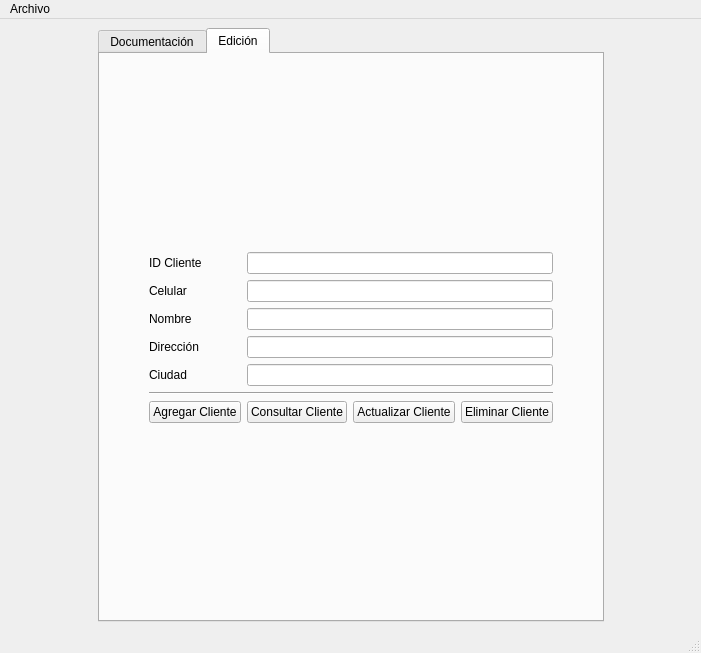
The window that src/mainwindow.ui (BrayanCastro25/evidence-formats) describes before a commit, drawn with Qt 5.
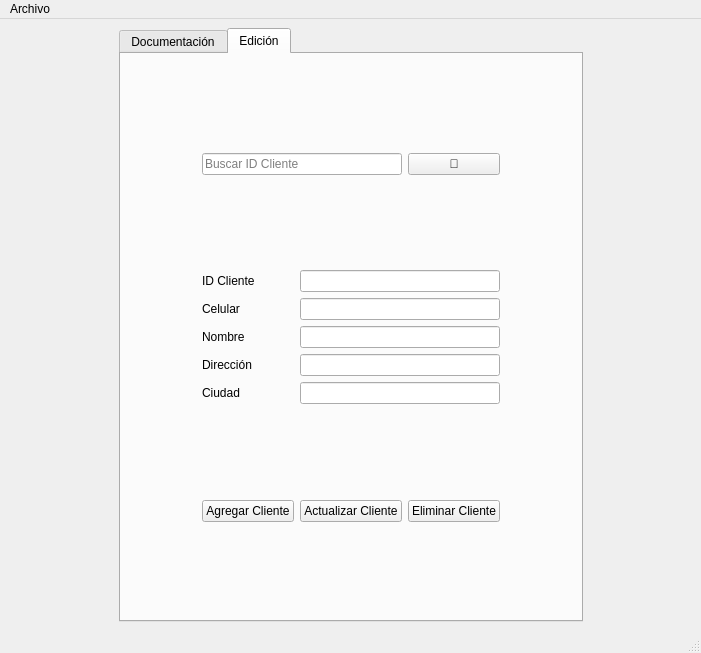
The same window after the commit. The open tabs and pages were chosen to show the change.

Commit message: busqueda de ID cliente, hay error al insertar un registro

Patch:
```diff
--- a/src/mainwindow.ui
+++ b/src/mainwindow.ui
@@ -286,140 +286,169 @@
         <string>Edición</string>
        </attribute>
        <layout class="QGridLayout" name="gridLayout_3">
-        <item row="2" column="2" colspan="3">
-         <widget class="QLineEdit" name="text_edit_phone"/>
+        <item row="6" column="1">
+         <widget class="QLabel" name="label_edit_address">
+          <property name="text">
+           <string>Dirección</string>
+          </property>
+         </widget>
         </item>
-        <item row="5" column="1">
+        <item row="10" column="2">
+         <spacer name="verticalSpacer_4">
+          <property name="orientation">
+           <enum>Qt::Vertical</enum>
+          </property>
+          <property name="sizeHint" stdset="0">
+           <size>
+            <width>20</width>
+            <height>40</height>
+           </size>
+          </property>
+         </spacer>
+        </item>
+        <item row="7" column="1">
          <widget class="QLabel" name="label_edit_city">
           <property name="text">
            <string>Ciudad</string>
           </property>
          </widget>
         </item>
-        <item row="7" column="1">
+        <item row="9" column="1">
          <widget class="QPushButton" name="button_create">
           <property name="text">
            <string>Agregar Cliente</string>
           </property>
          </widget>
         </item>
-        <item row="1" column="5">
-         <spacer name="horizontalSpacer_4">
-          <property name="orientation">
-           <enum>Qt::Horizontal</enum>
-          </property>
-          <property name="sizeHint" stdset="0">
-           <size>
-            <width>40</width>
-            <height>20</height>
-           </size>
-          </property>
-         </spacer>
-        </item>
-        <item row="0" column="2">
-         <spacer name="verticalSpacer_3">
-          <property name="orientation">
-           <enum>Qt::Vertical</enum>
-          </property>
-          <property name="sizeHint" stdset="0">
-           <size>
-            <width>20</width>
-            <height>40</height>
-           </size>
-          </property>
-         </spacer>
-        </item>
-        <item row="7" column="2">
-         <widget class="QPushButton" name="button_read">
-          <property name="text">
-           <string>Consultar Cliente</string>
-          </property>
-         </widget>
-        </item>
-        <item row="8" column="2">
-         <spacer name="verticalSpacer_4">
-          <property name="orientation">
-           <enum>Qt::Vertical</enum>
-          </property>
-          <property name="sizeHint" stdset="0">
-           <size>
-            <width>20</width>
-            <height>40</height>
-           </size>
-          </property>
-         </spacer>
-        </item>
-        <item row="4" column="2" colspan="3">
-         <widget class="QLineEdit" name="text_edit_address"/>
-        </item>
-        <item row="3" column="2" colspan="3">
-         <widget class="QLineEdit" name="text_edit_name"/>
-        </item>
-        <item row="2" column="1">
+        <item row="4" column="1">
          <widget class="QLabel" name="label_edit_phone">
           <property name="text">
            <string>Celular</string>
           </property>
          </widget>
         </item>
-        <item row="3" column="1">
+        <item row="3" column="0">
+         <spacer name="horizontalSpacer_3">
+          <property name="orientation">
+           <enum>Qt::Horizontal</enum>
+          </property>
+          <property name="sizeHint" stdset="0">
+           <size>
+            <width>40</width>
+            <height>20</height>
+           </size>
+          </property>
+         </spacer>
+        </item>
+        <item row="5" column="1">
          <widget class="QLabel" name="label_edit_name">
           <property name="text">
            <string>Nombre</string>
           </property>
          </widget>
         </item>
-        <item row="7" column="3">
+        <item row="3" column="1">
+         <widget class="QLabel" name="label_edit_client">
+          <property name="text">
+           <string>ID Cliente</string>
+          </property>
+         </widget>
+        </item>
+        <item row="0" column="2">
+         <spacer name="verticalSpacer_3">
+          <property name="orientation">
+           <enum>Qt::Vertical</enum>
+          </property>
+          <property name="sizeHint" stdset="0">
+           <size>
+            <width>20</width>
+            <height>40</height>
+           </size>
+          </property>
+         </spacer>
+        </item>
+        <item row="3" column="5">
+         <spacer name="horizontalSpacer_4">
+          <property name="orientation">
+           <enum>Qt::Horizontal</enum>
+          </property>
+          <property name="sizeHint" stdset="0">
+           <size>
+            <width>40</width>
+            <height>20</height>
+           </size>
+          </property>
+         </spacer>
+        </item>
+        <item row="8" column="2">
+         <spacer name="verticalSpacer_14">
+          <property name="orientation">
+           <enum>Qt::Vertical</enum>
+          </property>
+          <property name="sizeHint" stdset="0">
+           <size>
+            <width>20</width>
+            <height>40</height>
+           </size>
+          </property>
+         </spacer>
+        </item>
+        <item row="2" column="2">
+         <spacer name="verticalSpacer_13">
+          <property name="orientation">
+           <enum>Qt::Vertical</enum>
+          </property>
+          <property name="sizeHint" stdset="0">
+           <size>
+            <width>20</width>
+            <height>40</height>
+           </size>
+          </property>
+         </spacer>
+        </item>
+        <item row="9" column="2">
          <widget class="QPushButton" name="button_update">
           <property name="text">
            <string>Actualizar Cliente</string>
           </property>
          </widget>
         </item>
-        <item row="4" column="1">
-         <widget class="QLabel" name="label_edit_address">
-          <property name="text">
-           <string>Dirección</string>
-          </property>
-         </widget>
-        </item>
-        <item row="7" column="4">
+        <item row="9" column="3">
          <widget class="QPushButton" name="button_delete">
           <property name="text">
            <string>Eliminar Cliente</string>
           </property>
          </widget>
         </item>
-        <item row="1" column="1">
-         <widget class="QLabel" name="label_edit_client">
-          <property name="text">
-           <string>ID Cliente</string>
-          </property>
-         </widget>
+        <item row="5" column="2" colspan="2">
+         <widget class="QLineEdit" name="text_edit_name"/>
         </item>
-        <item row="5" column="2" colspan="3">
-         <widget class="QLineEdit" name="text_edit_city"/>
+        <item row="4" column="2" colspan="2">
+         <widget class="QLineEdit" name="text_edit_phone"/>
         </item>
-        <item row="1" column="0">
-         <spacer name="horizontalSpacer_3">
-          <property name="orientation">
-           <enum>Qt::Horizontal</enum>
-          </property>
-          <property name="sizeHint" stdset="0">
-           <size>
-            <width>40</width>
-            <height>20</height>
-           </size>
-          </property>
-         </spacer>
-        </item>
-        <item row="1" column="2" colspan="3">
+        <item row="3" column="2" colspan="2">
          <widget class="QLineEdit" name="text_edit_client"/>
         </item>
-        <item row="6" column="1" colspan="4">
-         <widget class="Line" name="line">
-          <property name="orientation">
-           <enum>Qt::Horizontal</enum>
+        <item row="6" column="2" colspan="2">
+         <widget class="QLineEdit" name="text_edit_address"/>
+        </item>
+        <item row="7" column="2" colspan="2">
+         <widget class="QLineEdit" name="text_edit_city"/>
+        </item>
+        <item row="1" column="1" colspan="2">
+         <widget class="QLineEdit" name="text_edit_search">
+          <property name="inputMethodHints">
+           <set>Qt::ImhNone</set>
+          </property>
+          <property name="placeholderText">
+           <string>Buscar ID Cliente</string>
+          </property>
+         </widget>
+        </item>
+        <item row="1" column="3">
+         <widget class="QPushButton" name="button_search">
+          <property name="text">
+           <string>🔎</string>
           </property>
          </widget>
         </item>
```
Left out of the diff: 2 changed lines with no effect on the pictures. The commit also changes 6 other files.
